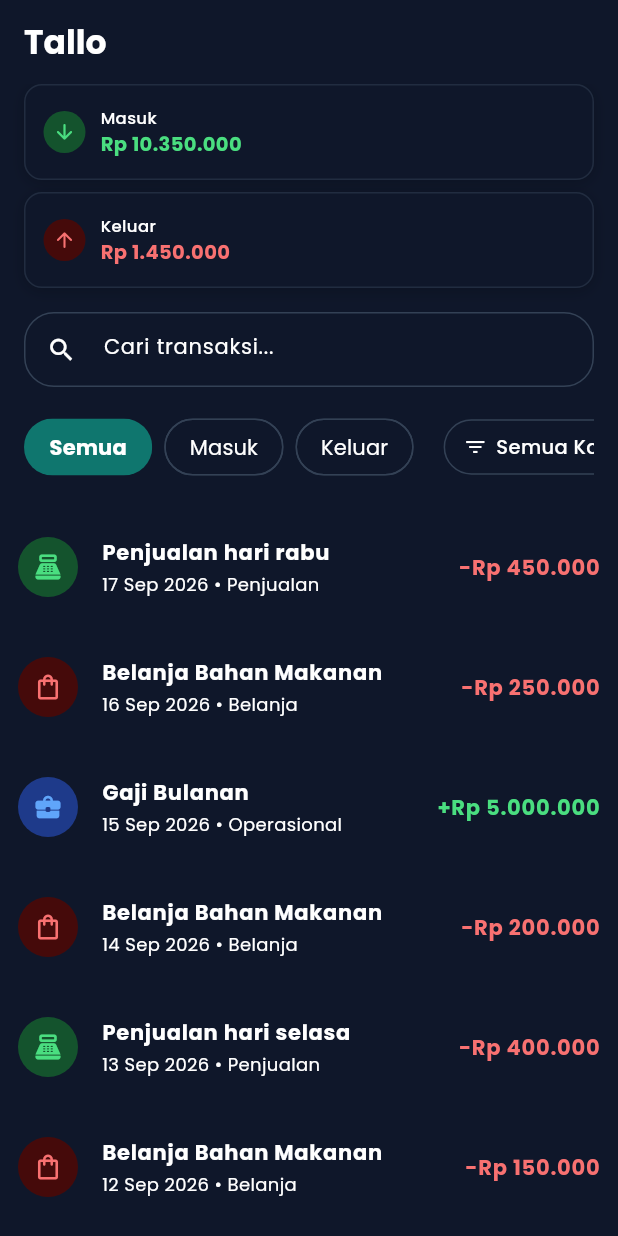
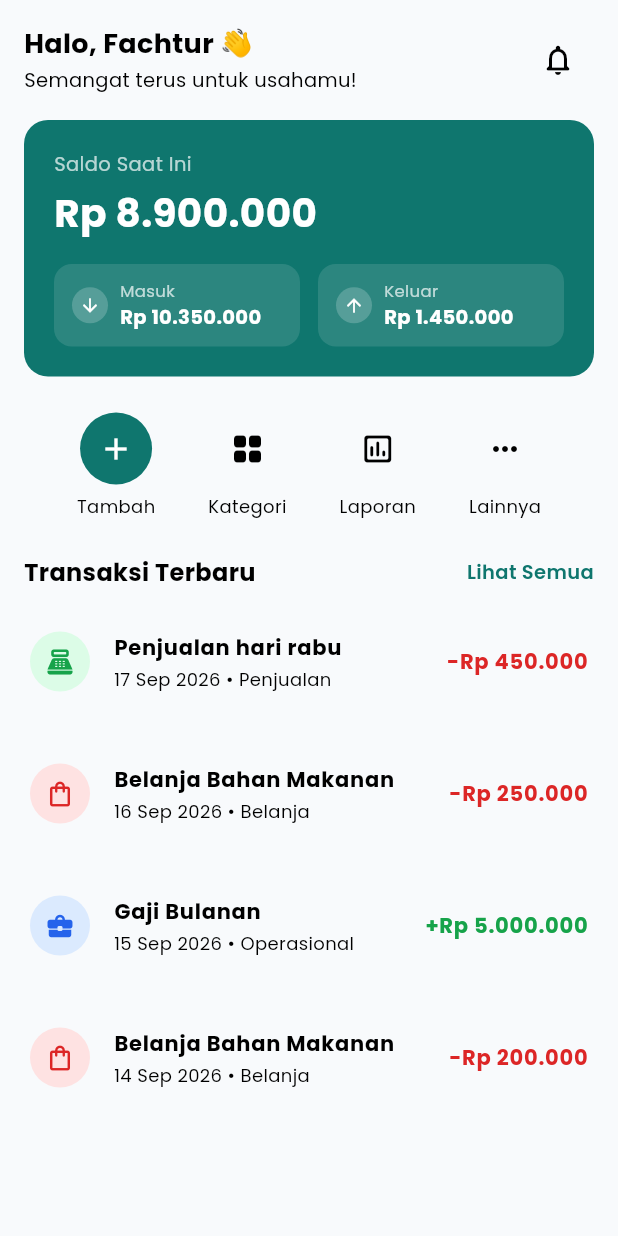
Before and after one commit to fachturrpl1/tallo, a Flutter app: the screen it shows after launch, on a phone screen of 412 x 824 dp. Run offline on Flutter 3.47's test engine with Material 3 defaults, Android fonts, the phone set to English and light mode, and no system bars; our stand-ins replace google_fonts, shared_preferences.

Commit message:
feat(dashboard): add dashboard to the application

```diff
--- /dev/null
+++ b/lib/features/pages/dashboard_page.dart
@@ -0,0 +1,97 @@
+import 'package:flutter/material.dart';
+import '../models/transactions.dart';
+import '../models/transaction_summary.dart';
+import '../models/balance_result.dart';
+import '../widgets/dashboard/dashboard_greeting.dart';
+import '../widgets/dashboard/dashboard_quick_actions.dart';
+import '../widgets/dashboard/dashboard_section_header.dart';
+import '../widgets/dashboard/transactions_summary.dart';
+import '../widgets/transactions/card/transactions_card.dart';
+import 'transaction_detail_page.dart';
+import 'transactions_page.dart';
+
+class DashboardPage extends StatelessWidget {
+  final List<Transactions> transactionsList;
+  final String userName;
+
+  const DashboardPage({
+    super.key,
+    required this.transactionsList,
+    this.userName = 'Fachtur',
+  });
+
+  List<Transactions> get _recentTransactions {
+    final sorted = [...transactionsList]
+      ..sort((a, b) => b.tanggal.compareTo(a.tanggal));
+    return sorted.take(4).toList();
+  }
+
+  @override
+  Widget build(BuildContext context) {
+    // Ringkasan & saldo dihitung dari SELURUH data (bukan hasil filter),
+    // karena dashboard menampilkan kondisi keuangan keseluruhan.
+    final summary = TransactionSummary.fromList(transactionsList);
+    final balanceResult = calculateBalance(transactionsList);
+    final recentTransactions = _recentTransactions;
+
+    return Scaffold(
+      body: SafeArea(
+        child: ListView(
+          padding: const EdgeInsets.all(16),
+          children: [
+            DashboardGreeting(
+              userName: userName,
+              onNotificationTap: () {}, // TODO: fitur notifikasi belum ada
+            ),
+            const SizedBox(height: 16),
+            TransactionSummaryBox(
+              summary: summary,
+              saldo: balanceResult.finalBalance,
+            ),
+            const SizedBox(height: 24),
+            DashboardQuickActions(
+              onTambahTap: () {}, // TODO: navigasi ke form tambah transaksi
+              onKategoriTap: () {}, // TODO: navigasi ke halaman kategori
+              onLaporanTap: () {}, // TODO: navigasi ke halaman laporan
+              onLainnyaTap: () {}, // TODO: menu lainnya
+            ),
+            const SizedBox(height: 24),
+            DashboardSectionHeader(
+              title: 'Transaksi Terbaru',
+              actionLabel: 'Lihat Semua',
+              onActionTap: () {
+                Navigator.push(
+                  context,
+                  MaterialPageRoute(
+                    builder: (context) =>
+                        TransactionsPage(transactionsList: transactionsList),
+                  ),
+                );
+              },
+            ),
+            const SizedBox(height: 8),
+            ...recentTransactions.map(
+              (item) => Padding(
+                padding: const EdgeInsets.only(bottom: 8),
+                child: TransactionCard(
+                  transaction: item,
+                  overBalance:
+                      balanceResult.transactionsOverBalance.contains(item),
+                  onTap: () {
+                    Navigator.push(
+                      context,
+                      MaterialPageRoute(
+                        builder: (context) =>
+                            TransactionDetailPage(transaction: item),
+                      ),
+                    );
+                  },
+                ),
+              ),
+            ),
+          ],
+        ),
+      ),
+    );
+  }
+}
--- a/lib/features/pages/transactions_page.dart
+++ b/lib/features/pages/transactions_page.dart
@@ -194,7 +194,7 @@
     return Scaffold(
       appBar: AppBar(
         title: const Text(
-          'Tallo',
+          'Transaksi',
           style: TextStyle(
             fontWeight: FontWeight.bold,
           ),
@@ -204,7 +204,9 @@
         children: [
           Padding(
             padding: const EdgeInsets.symmetric(horizontal: 16),
-            child: TransactionSummaryBox(summary: summary),
+            child: TransactionSummaryBox(
+              summary: summary,
+              ),
           ),
           Padding(
             padding: const EdgeInsets.all(16.0),
--- /dev/null
+++ b/lib/features/widgets/dashboard/dashboard_greeting.dart
@@ -0,0 +1,53 @@
+import 'package:flutter/material.dart';
+
+class DashboardGreeting extends StatelessWidget {
+  final String userName;
+  final VoidCallback? onNotificationTap;
+
+  const DashboardGreeting({
+    super.key,
+    required this.userName,
+    this.onNotificationTap,
+  });
+
+  @override
+  Widget build(BuildContext context) {
+    final colorScheme = Theme.of(context).colorScheme;
+
+    return Row(
+      crossAxisAlignment: CrossAxisAlignment.start,
+      children: [
+        Expanded(
+          child: Column(
+            crossAxisAlignment: CrossAxisAlignment.start,
+            children: [
+              Text(
+                'Halo, $userName 👋',
+                style: TextStyle(
+                  fontSize: 18,
+                  fontWeight: FontWeight.bold,
+                  color: colorScheme.onSurface,
+                ),
+              ),
+              const SizedBox(height: 2),
+              Text(
+                'Semangat terus untuk usahamu!',
+                style: TextStyle(
+                  fontSize: 13,
+                  color: colorScheme.onSurfaceVariant,
+                ),
+              ),
+            ],
+          ),
+        ),
+        IconButton(
+          onPressed: onNotificationTap,
+          icon: Icon(
+            Icons.notifications_none_rounded,
+            color: colorScheme.onSurface,
+          ),
+        ),
+      ],
+    );
+  }
+}
--- /dev/null
+++ b/lib/features/widgets/dashboard/dashboard_quick_actions.dart
@@ -0,0 +1,88 @@
+import 'package:flutter/material.dart';
+
+class DashboardQuickActions extends StatelessWidget {
+  final VoidCallback? onTambahTap;
+  final VoidCallback? onKategoriTap;
+  final VoidCallback? onLaporanTap;
+  final VoidCallback? onLainnyaTap;
+
+  const DashboardQuickActions({
+    super.key,
+    this.onTambahTap,
+    this.onKategoriTap,
+    this.onLaporanTap,
+    this.onLainnyaTap,
+  });
+
+  @override
+  Widget build(BuildContext context) {
+    return Row(
+      mainAxisAlignment: MainAxisAlignment.spaceEvenly, // sebelumnya: spaceBetween
+      children: [
+        _QuickActionButton(
+          icon: Icons.add,
+          label: 'Tambah',
+          highlighted: true,
+          onTap: onTambahTap,
+        ),
+        _QuickActionButton(
+          icon: Icons.grid_view_rounded,
+          label: 'Kategori',
+          onTap: onKategoriTap,
+        ),
+        _QuickActionButton(
+          icon: Icons.insert_chart_outlined_rounded,
+          label: 'Laporan',
+          onTap: onLaporanTap,
+        ),
+        _QuickActionButton(
+          icon: Icons.more_horiz_rounded,
+          label: 'Lainnya',
+          onTap: onLainnyaTap,
+        ),
+      ],
+    );
+  }
+}
+
+class _QuickActionButton extends StatelessWidget {
+  final IconData icon;
+  final String label;
+  final bool highlighted;
+  final VoidCallback? onTap;
+
+  const _QuickActionButton({
+    required this.icon,
+    required this.label,
+    this.highlighted = false,
+    this.onTap,
+  });
+
+  @override
+  Widget build(BuildContext context) {
+    final colorScheme = Theme.of(context).colorScheme;
+
+    return InkWell(
+      onTap: onTap,
+      borderRadius: BorderRadius.circular(32),
+      child: Column(
+        children: [
+          CircleAvatar(
+            radius: 24,
+            backgroundColor:
+                highlighted ? colorScheme.primary : colorScheme.surfaceContainerLow,
+            child: Icon(
+              icon,
+              color: highlighted ? colorScheme.onPrimary : colorScheme.onSurfaceVariant,
+            ),
+          ),
+          const SizedBox(height: 6),
+          Text(
+            label,
+            style: TextStyle(fontSize: 12, color: colorScheme.onSurfaceVariant),
+          ),
+        ],
+      ),
+    );
+  }
+}
--- /dev/null
+++ b/lib/features/widgets/dashboard/dashboard_section_header.dart
@@ -0,0 +1,44 @@
+import 'package:flutter/material.dart';
+
+class DashboardSectionHeader extends StatelessWidget {
+  final String title;
+  final String actionLabel;
+  final VoidCallback? onActionTap;
+
+  const DashboardSectionHeader({
+    super.key,
+    required this.title,
+    required this.actionLabel,
+    this.onActionTap,
+  });
+
+  @override
+  Widget build(BuildContext context) {
+    final colorScheme = Theme.of(context).colorScheme;
+
+    return Row(
+      mainAxisAlignment: MainAxisAlignment.spaceBetween,
+      children: [
+        Text(
+          title,
+          style: TextStyle(
+            fontSize: 16,
+            fontWeight: FontWeight.bold,
+            color: colorScheme.onSurface,
+          ),
+        ),
+        GestureDetector(
+          onTap: onActionTap,
+          child: Text(
+            actionLabel,
+            style: TextStyle(
+              fontSize: 13,
+              fontWeight: FontWeight.w600,
+              color: colorScheme.primary,
+            ),
+          ),
+        ),
+      ],
+    );
+  }
+}
--- a/lib/features/widgets/dashboard/transactions_summary.dart
+++ b/lib/features/widgets/dashboard/transactions_summary.dart
@@ -1,74 +1,55 @@
 import 'package:flutter/material.dart';
 import 'package:intl/intl.dart';
-import '../../../core/theme/app_colors.dart';
 import '../../models/transaction_summary.dart';
 
 class TransactionSummaryBox extends StatelessWidget {
   final TransactionSummary summary;
+  final int? saldo;
 
-  const TransactionSummaryBox({super.key, required this.summary});
+  const TransactionSummaryBox({
+    super.key,
+    required this.summary,
+    this.saldo,
+  });
 
   @override
   Widget build(BuildContext context) {
-    final theme = Theme.of(context);
-    final colorScheme = theme.colorScheme;
-    final isDark = theme.brightness == Brightness.dark;
-    final appColors = theme.extension<AppColors>() ??
-        (isDark ? AppColors.dark : AppColors.light);
+    final colorScheme = Theme.of(context).colorScheme;
+    final currencyFormat = NumberFormat.decimalPattern('id_ID');
+    final bool showSaldo = saldo != null; // tambahan
 
-    final currencyFormat = NumberFormat.decimalPattern('id_ID');
-
-    Widget buildPill({
+    Widget pill({
       required IconData icon,
       required String label,
       required int value,
-      required Color iconColor,
-      required Color iconBgColor,
-      required Color textColor,
     }) {
-    return Container(
+      return Expanded(
+        child: Container(
           padding: const EdgeInsets.symmetric(horizontal: 12, vertical: 10),
           decoration: BoxDecoration(
-          color: isDark ? colorScheme.surfaceContainerHighest : Colors.white,
+            color: Colors.white.withValues(alpha: 0.12),
             borderRadius: BorderRadius.circular(12),
-          border: Border.all(
-            color: colorScheme.outlineVariant.withValues(alpha: 0.5),
-          ),
-          boxShadow: [
-            BoxShadow(
-              color: Colors.black.withValues(alpha: isDark ? 0.2 : 0.04),
-              blurRadius: 8,
-              offset: const Offset(0, 2),
-            ),
-          ],
           ),
           child: Row(
             children: [
               CircleAvatar(
-              radius: 14,
-              backgroundColor: iconBgColor,
-              child: Icon(icon, size: 16, color: iconColor),
+                radius: 12,
+                backgroundColor: Colors.white.withValues(alpha: 0.2),
+                child: Icon(icon, size: 14, color: Colors.white),
               ),
-            const SizedBox(width: 10),
+              const SizedBox(width: 8),
               Expanded(
                 child: Column(
                   crossAxisAlignment: CrossAxisAlignment.start,
                   mainAxisSize: MainAxisSize.min,
                   children: [
-                  Text(
-                    label,
-                    style: TextStyle(
-                      color: colorScheme.onSurfaceVariant,
-                      fontSize: 11,
-                      fontWeight: FontWeight.w500,
-                    ),
-                  ),
+                    Text(label, style: const TextStyle(color: Colors.white70, fontSize: 11)),
                     Text(
                       'Rp ${currencyFormat.format(value)}',
                       maxLines: 1,
                       overflow: TextOverflow.ellipsis,
-                    style: TextStyle(
-                      color: textColor,
+                      style: const TextStyle(
+                        color: Colors.white,
                         fontWeight: FontWeight.bold,
                         fontSize: 13,
                       ),
@@ -78,53 +59,38 @@
               ),
             ],
           ),
+        ),
       );
     }
 
-    final items = [
-      buildPill(
-        icon: Icons.arrow_downward_rounded,
-        label: 'Masuk',
-        value: summary.totalMasuk,
-        iconColor: appColors.green,
-        iconBgColor: appColors.greenBg,
-        textColor: appColors.green,
+    return Container(
+      width: double.infinity,
+      padding: const EdgeInsets.all(20),
+      decoration: BoxDecoration(
+        color: colorScheme.primary,
+        borderRadius: BorderRadius.circular(16),
       ),
-      buildPill(
-        icon: Icons.arrow_upward_rounded,
-        label: 'Keluar',
-        value: summary.totalKeluar,
-        iconColor: appColors.red,
-        iconBgColor: appColors.redBg,
-        textColor: appColors.red,
+      child: Column(
+        crossAxisAlignment: CrossAxisAlignment.start,
+        children: [
+          if (showSaldo) ...[
+            const Text('Saldo Saat Ini', style: TextStyle(color: Colors.white70, fontSize: 13)),
+            const SizedBox(height: 4),
+            Text(
+              'Rp ${currencyFormat.format(saldo)}',
+              style: const TextStyle(color: Colors.white, fontWeight: FontWeight.bold, fontSize: 26),
             ),
-    ];
-
-    return LayoutBuilder(
-      builder: (context, constraints) {
-        int columns;
-        if (constraints.maxWidth < 600) {
-          columns = 1;
-        } else {
-          columns = 2;
-        }
-
-        return GridView.builder(
-          shrinkWrap: true,
-          physics: const NeverScrollableScrollPhysics(),
-          itemCount: items.length,
-          padding: EdgeInsets.zero,
-          gridDelegate: SliverGridDelegateWithFixedCrossAxisCount(
-            crossAxisCount: columns,
-            mainAxisExtent: 64,
-            mainAxisSpacing: 8,
-            crossAxisSpacing: 12,
+            const SizedBox(height: 16),
+          ],
+          Row(
+            children: [
+              pill(icon: Icons.arrow_downward, label: 'Masuk', value: summary.totalMasuk),
+              const SizedBox(width: 12),
+              pill(icon: Icons.arrow_upward, label: 'Keluar', value: summary.totalKeluar),
+            ],
           ),
-          itemBuilder: (context, index) {
-            return items[index];
-          },
-        );
-      },
+        ],
+      ),
     );
   }
 }
--- a/lib/main.dart
+++ b/lib/main.dart
@@ -1,4 +1,5 @@
 import 'package:flutter/material.dart';
+import 'package:tallo/features/pages/dashboard_page.dart';
 import 'package:tallo/features/pages/splashscreen.dart';
 import 'features/models/transactions.dart';
 import 'core/theme/app_theme.dart';
@@ -81,8 +82,8 @@
       debugShowCheckedModeBanner: false,
       theme: AppTheme.light,
       darkTheme: AppTheme.dark,
-      themeMode: ThemeMode.dark,
-      home: SplashScreen(transactionsList: transactionsList),
+      themeMode: ThemeMode.light,
+      home: DashboardPage(transactionsList: transactionsList),
     );
   }
 }
```
Lines whose indentation alone changed are shown as unchanged.
